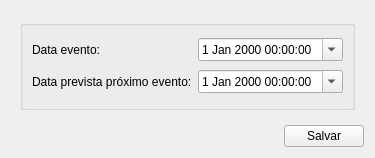
First picture: the form in ui/inputdialog.ui, repository lellisls/ERP-STACCATO, before the edit.
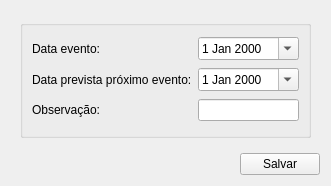
Second picture: the form after the edit.

The edit to the form file:
```diff
--- a/ui/inputdialog.ui
+++ b/ui/inputdialog.ui
@@ -7,7 +7,7 @@
     <x>0</x>
     <y>0</y>
     <width>331</width>
-    <height>158</height>
+    <height>186</height>
    </rect>
   </property>
   <property name="windowTitle">
@@ -34,8 +34,18 @@
            </property>
           </widget>
          </item>
+         <item row="2" column="1">
+          <widget class="QLineEdit" name="lineEditObservacao"/>
+         </item>
+         <item row="2" column="0">
+          <widget class="QLabel" name="labelObservacao">
+           <property name="text">
+            <string>Observação:</string>
+           </property>
+          </widget>
+         </item>
          <item row="0" column="1">
-          <widget class="QDateTimeEdit" name="dateEditEvento">
+          <widget class="QDateEdit" name="dateEditEvento">
            <property name="sizePolicy">
             <sizepolicy hsizetype="Expanding" vsizetype="Fixed">
              <horstretch>0</horstretch>
@@ -48,7 +58,7 @@
           </widget>
          </item>
          <item row="1" column="1">
-          <widget class="QDateTimeEdit" name="dateEditProximo">
+          <widget class="QDateEdit" name="dateEditProximo">
            <property name="sizePolicy">
             <sizepolicy hsizetype="Expanding" vsizetype="Fixed">
              <horstretch>0</horstretch>
```
